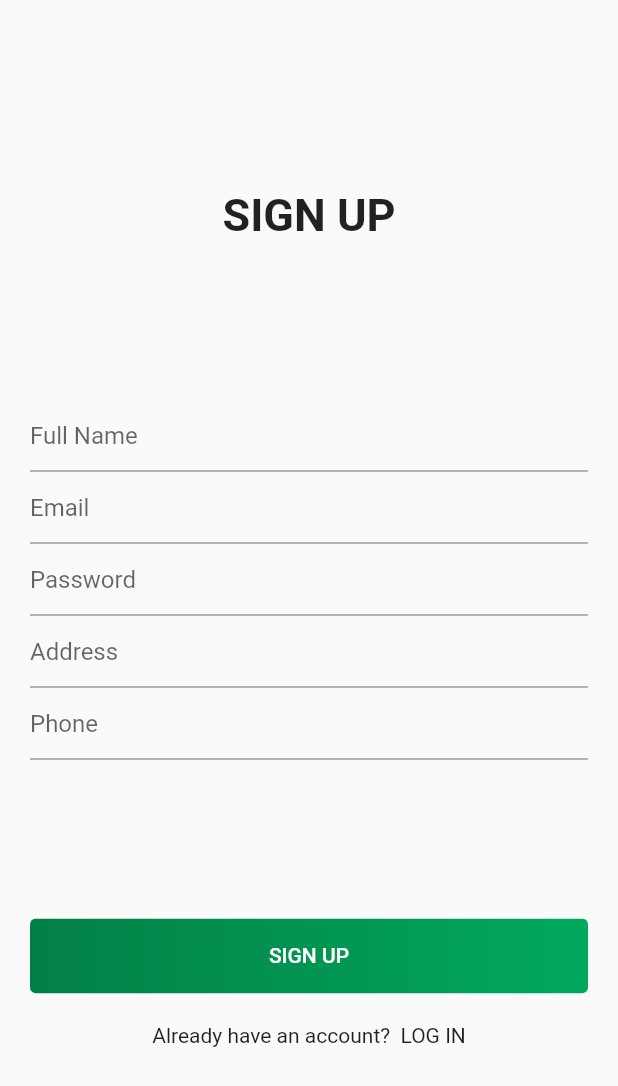
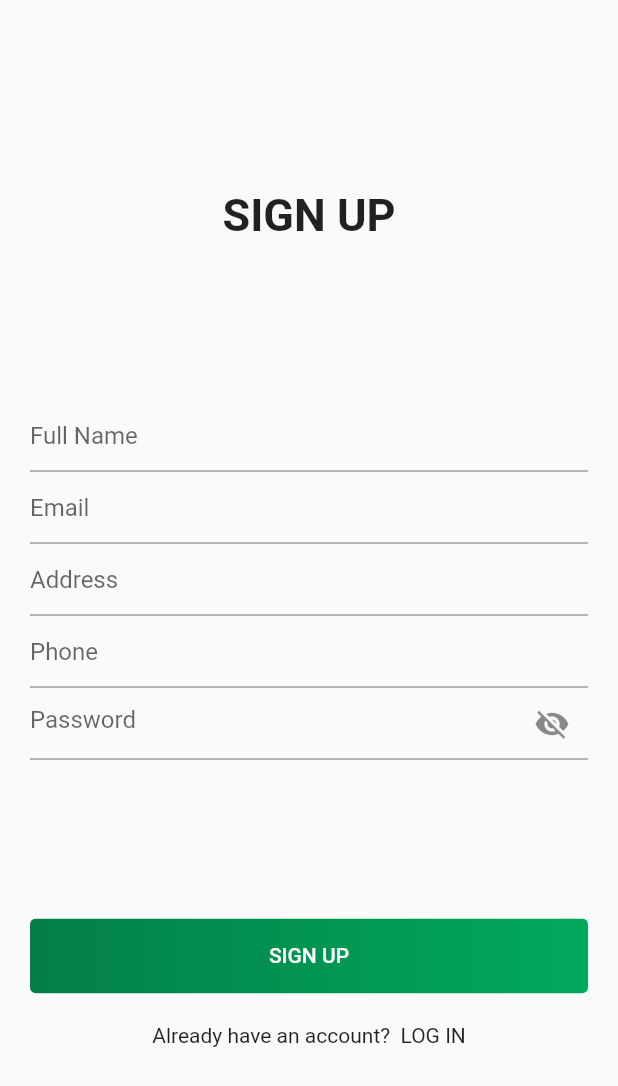
Before and after one commit to Nrngajurel/musical_instrument_flutter, a Flutter app: the screen it shows after launch, on a phone screen of 412 x 824 dp. Shown: the top 1086 px of the screen. Run offline on Flutter 3.47's test engine with Material 2 defaults, Android fonts, the phone set to English and light mode, and no system bars.

Commit message:
added password visibility

```diff
--- a/lib/pages/signup/signup_page.dart
+++ b/lib/pages/signup/signup_page.dart
@@ -1,8 +1,15 @@
 import 'package:flutter/material.dart';
 import 'package:music_rental_flutter/widgets/my_button.dart';
 
-class SignupPage extends StatelessWidget {
+class SignupPage extends StatefulWidget {
   const SignupPage({Key? key}) : super(key: key);
+
+  @override
+  State<SignupPage> createState() => _SignupPageState();
+}
+
+class _SignupPageState extends State<SignupPage> {
+  bool visibility = false;
 
   @override
   Widget build(BuildContext context) {
@@ -33,12 +40,6 @@ class SignupPage extends StatelessWidget {
                     ),
                   ),
                   TextFormField(
-                    obscureText: true,
-                    decoration: const InputDecoration(
-                      hintText: "Password",
-                    ),
-                  ),
-                  TextFormField(
                     decoration: const InputDecoration(
                       hintText: "Address",
                     ),
@@ -46,6 +47,22 @@ class SignupPage extends StatelessWidget {
                   TextFormField(
                     decoration: const InputDecoration(
                       hintText: "Phone",
+                    ),
+                  ),
+                  TextFormField(
+                    obscureText: visibility,
+                    decoration: InputDecoration(
+                      hintText: "Password",
+                      suffixIcon: IconButton(
+                        onPressed: () {
+                          setState(() {
+                            visibility = !visibility;
+                          });
+                        },
+                        icon: Icon(
+                          visibility ? Icons.visibility : Icons.visibility_off,
+                        ),
+                      ),
                     ),
                   ),
                 ],
```
